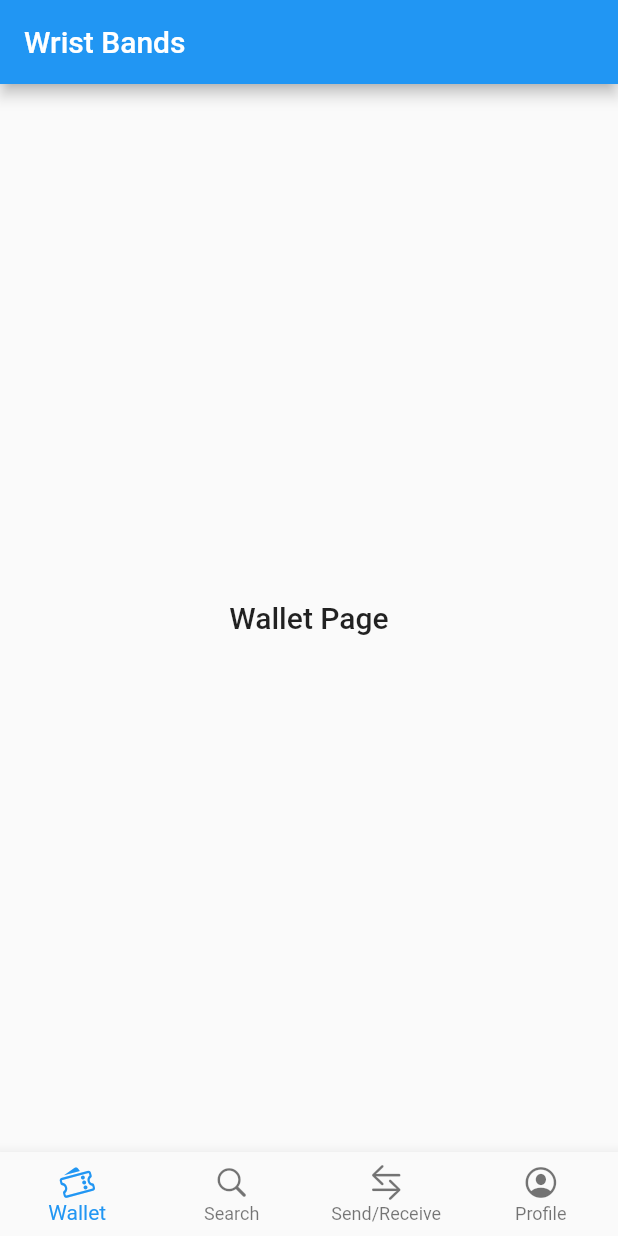
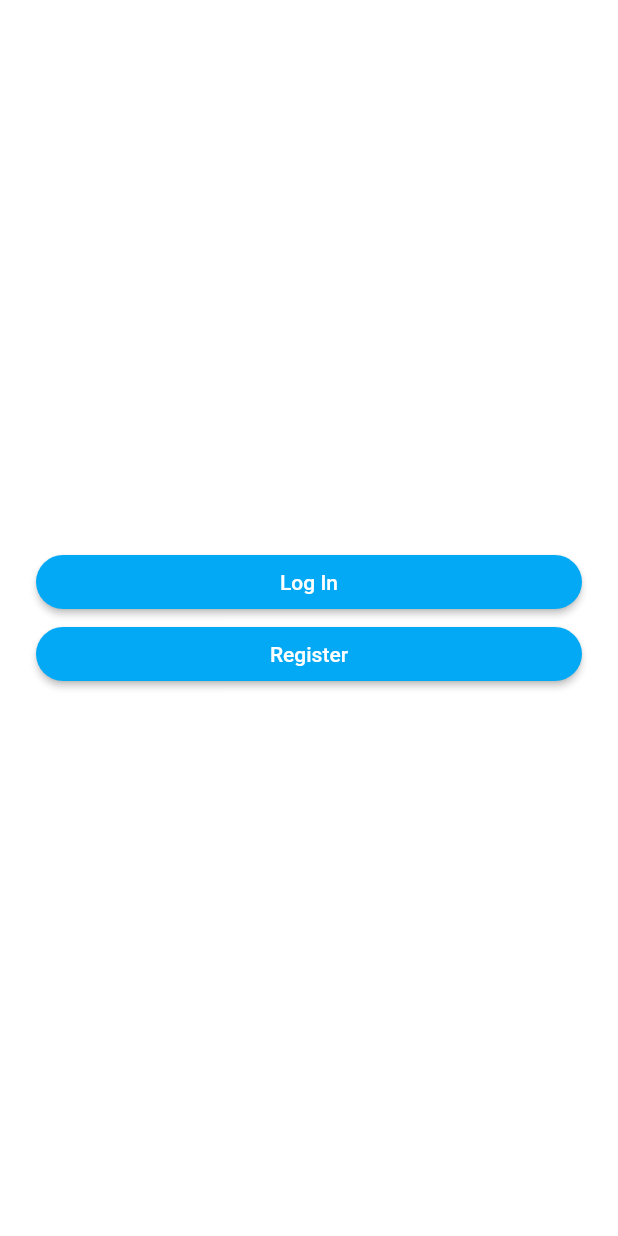
Before and after one commit to MakenaTrust/CS495, a Flutter app: the screen it shows after launch, on a phone screen of 412 x 824 dp. Run offline on Flutter 3.47's test engine with Material 2 defaults, Android fonts, the phone set to English and light mode, and no system bars; our stand-ins replace cloud_firestore, firebase_auth, firebase_core; accounts and stored records are empty.

Commit message:
Can register and login. Once logged in, will send to homepage

```diff
--- a/lib/main.dart
+++ b/lib/main.dart
@@ -1,13 +1,13 @@
-import 'package:cloud_firestore/cloud_firestore.dart';
+// import 'package:cloud_firestore/cloud_firestore.dart';
 import 'package:firebase_core/firebase_core.dart';
-import 'package:firebase_auth/firebase_auth.dart';
-import 'package:flutter/cupertino.dart';
+// import 'package:firebase_auth/firebase_auth.dart';
+// import 'package:flutter/cupertino.dart';
 import 'package:flutter/material.dart';
 
-import 'Wallet.dart';
-import 'Search.dart';
-import 'Profile.dart';
-import 'SendReceive.dart';
+import 'welcome_screen.dart';
+import 'login_screen.dart';
+import 'signup_screen.dart';
+import 'home_screen.dart';
 
 /*
 //THIS IS HOW YOU ARE ABLE TO CREATE AN ACCOUNT AND IT AUTOMATICALLY LINKS TO FIREBASE. CAN LOG IN AND OUT
@@ -141,25 +141,36 @@ String? validatePassword(String? formPassword) {
 }
 */
 
-void main() {
-  runApp(const MyApp());
+Future<void> main() async {
+  WidgetsFlutterBinding.ensureInitialized();
+  await Firebase.initializeApp();
+  runApp(AuthApp());
 }
 
-class MyApp extends StatelessWidget {
-  const MyApp({Key? key}) : super(key: key);
+class AuthApp extends StatelessWidget {
+  const AuthApp({Key? key}) : super(key: key);
 
   @override
   Widget build(BuildContext context) {
     return MaterialApp(
-      title: 'App Demo',
+      title: 'WristBands',
       theme: ThemeData(
         primarySwatch: Colors.blue,
       ),
-      home: const MyHomePage(title: 'Wrist Bands'),
+      initialRoute: 'welcome_screen',
+      routes: {
+        'welcome_screen': (context) => WelcomeScreen(),
+        'registration_screen': (context) => RegistrationScreen(),
+        'login_screen': (context) => LoginScreen(),
+        'home_screen': (context) => const HomeScreen(
+              title: '',
+            )
+      },
+      // home: const MyHomePage(title: 'Wrist Bands'),
     );
   }
 }
-
+/*
 class MyHomePage extends StatefulWidget {
   const MyHomePage({Key? key, required this.title}) : super(key: key);
 
@@ -257,3 +268,4 @@ class _MyHomePageState extends State<MyHomePage> {
     );
   }
 }
+*/
--- /dev/null
+++ b/lib/welcome_screen.dart
@@ -0,0 +1,42 @@
+import 'package:flutter/material.dart';
+// import 'custom/rounded_button.dart';
+
+class WelcomeScreen extends StatefulWidget {
+  @override
+  _WelcomeScreenState createState() => _WelcomeScreenState();
+}
+
+class _WelcomeScreenState extends State<WelcomeScreen> {
+  @override
+  Widget build(BuildContext context) {
+    return Scaffold(
+        backgroundColor: Colors.white,
+        body: Padding(
+          padding: EdgeInsets.symmetric(horizontal: 24.0),
+          child: Column(
+              mainAxisAlignment: MainAxisAlignment.center,
+              crossAxisAlignment: CrossAxisAlignment.stretch,
+              children: <Widget>[
+                ElevatedButton(
+                  style: ElevatedButton.styleFrom(
+                      primary: Colors.lightBlue,
+                      shape: RoundedRectangleBorder(
+                          borderRadius: BorderRadius.circular(50))),
+                  child: Text('Log In'),
+                  onPressed: () {
+                    Navigator.pushNamed(context, 'login_screen');
+                  },
+                ),
+                ElevatedButton(
+                    style: ElevatedButton.styleFrom(
+                        primary: Colors.lightBlue,
+                        shape: RoundedRectangleBorder(
+                            borderRadius: BorderRadius.circular(50))),
+                    child: Text('Register'),
+                    onPressed: () {
+                      Navigator.pushNamed(context, 'registration_screen');
+                    }),
+              ]),
+        ));
+  }
+}
--- a/pubspec.yaml
+++ b/pubspec.yaml
@@ -39,6 +39,8 @@ dependencies:
   firebase_analytics: ^9.1.0
   cloud_firestore: ^3.1.8
   flutter_automation: ^2.0.0
+  modal_progress_hud: ^0.1.3
+  modal_progress_hud_nsn: ^0.1.0-nullsafety-1
 
 dev_dependencies:
   flutter_test:
```
Also changed, not shown: lib/custom/rounded_button.dart (added, +30 -0 lines), lib/home_screen.dart (added, +102 -0 lines), lib/login_screen.dart (added, +149 -0 lines), lib/signup_screen.dart (added, +149 -0 lines), pubspec.lock, 1 other file.
